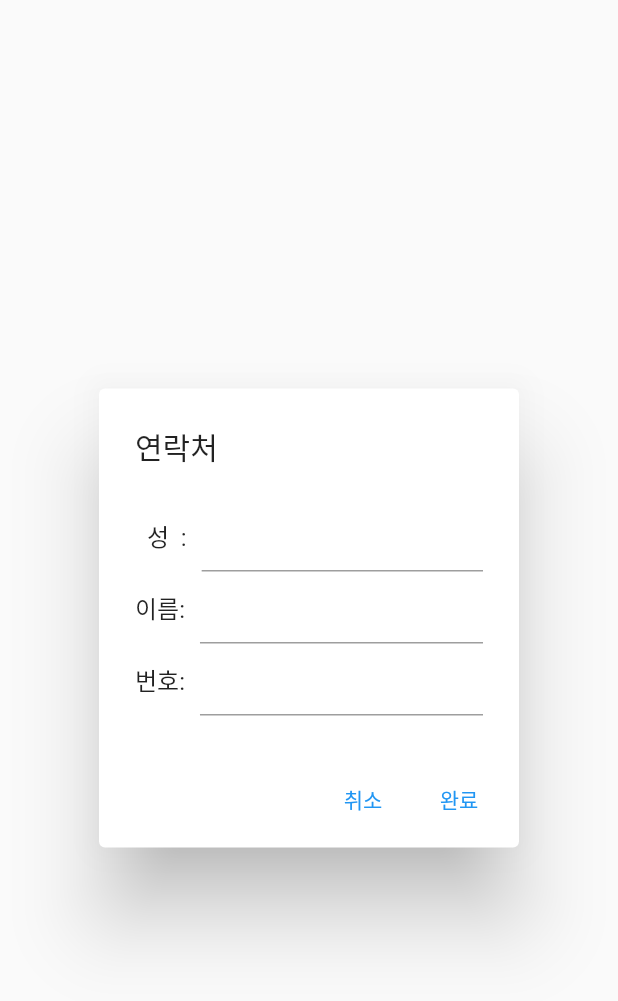
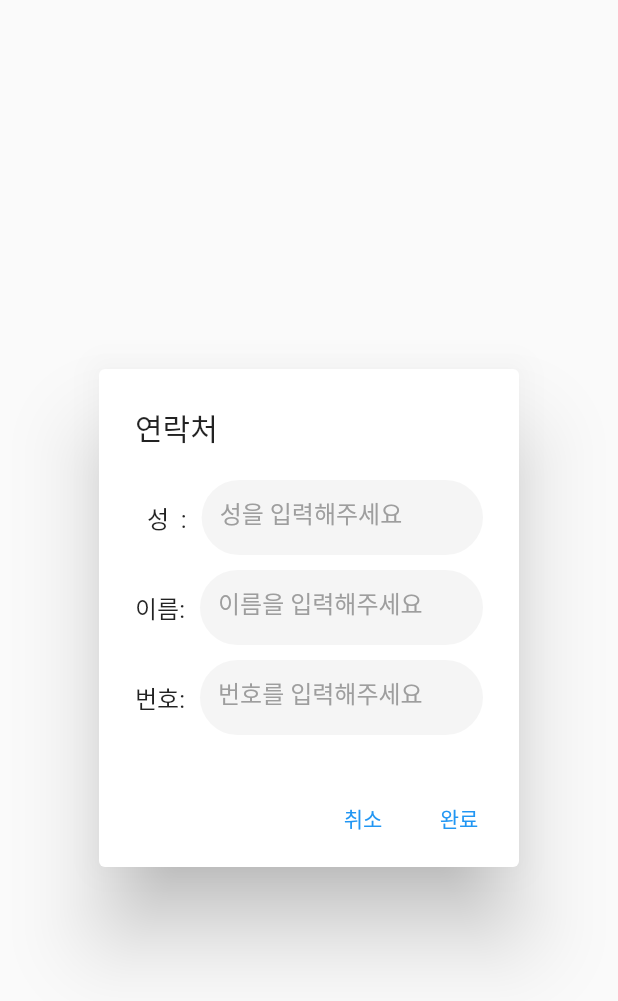
Before and after one commit to qndn3tp/Flutter-study, a Flutter app: the DialogUI widget shown alone on an empty page, opened directly, on a phone screen of 412 x 824 dp. Shown: the top 1001 px of the screen. Run offline on Flutter 3.47's test engine with Material 2 defaults, Android fonts, the phone set to English and light mode, and no system bars; our stand-ins replace contacts_service, permission_handler.

Commit message:
feat: TextField 스타일 추가

```diff
--- a/lib/main.dart
+++ b/lib/main.dart
@@ -120,21 +120,87 @@ class DialogUI extends StatelessWidget {
             children: [
               Text("  성  :"),
               SizedBox( width: 10,),
-              Flexible(child: TextField( controller: inputData1,),)
+              Flexible(
+                child: SizedBox(
+                  height: 50,
+                  child: TextField( controller: inputData1,
+                  decoration: InputDecoration(
+                    hintText: "성을 입력해주세요",
+                    hintStyle: TextStyle(color: Colors.grey),
+                    filled: true,
+                    fillColor: Colors.grey.shade100,
+                    // 기본 상태
+                    enabledBorder: OutlineInputBorder(
+                      borderSide: BorderSide.none,
+                      borderRadius: BorderRadius.circular(25),),
+                    // 커서 찍혔을 때
+                    focusedBorder: OutlineInputBorder(
+                      borderSide: BorderSide( color: Colors.black12, width: 3,),
+                      borderRadius: BorderRadius.circular(25),),
+                  ),
+                ),
+                ),
+              )
             ],
+          ),
+          SizedBox(
+            height: 10,
           ),
           Row(
             children: [
               Text("이름:"),
               SizedBox( width: 10,),
-              Flexible(child: TextField( controller: inputData2,),)
+              Flexible(
+                child: SizedBox(
+                  height: 50,
+                  child: TextField( controller: inputData1,
+                    decoration: InputDecoration(
+                      hintText: "이름을 입력해주세요",
+                      hintStyle: TextStyle(color: Colors.grey),
+                      filled: true,
+                      fillColor: Colors.grey.shade100,
+                      // 기본 상태
+                      enabledBorder: OutlineInputBorder(
+                        borderSide: BorderSide.none,
+                        borderRadius: BorderRadius.circular(25),),
+                      // 커서 찍혔을 때
+                      focusedBorder: OutlineInputBorder(
+                        borderSide: BorderSide( color: Colors.black12, width: 3,),
+                        borderRadius: BorderRadius.circular(25),),
+                    ),
+                  ),
+                ),
+              )
             ],
+          ),
+          SizedBox(
+            height: 10,
           ),
           Row(
             children: [
               Text("번호:"),
               SizedBox( width: 10,),
-              Flexible(child: TextField( controller: inputData3,),)
+              Flexible(
+                child: SizedBox(
+                  height: 50,
+                  child: TextField( controller: inputData1,
+                    decoration: InputDecoration(
+                      hintText: "번호를 입력해주세요",
+                      hintStyle: TextStyle(color: Colors.grey),
+                      filled: true,
+                      fillColor: Colors.grey.shade100,
+                      // 기본 상태
+                      enabledBorder: OutlineInputBorder(
+                        borderSide: BorderSide.none,
+                        borderRadius: BorderRadius.circular(25),),
+                      // 커서 찍혔을 때
+                      focusedBorder: OutlineInputBorder(
+                        borderSide: BorderSide( color: Colors.black12, width: 3,),
+                        borderRadius: BorderRadius.circular(25),),
+                    ),
+                  ),
+                ),
+              )
             ],
           ),
         ],
@@ -152,10 +218,12 @@ class DialogUI extends StatelessWidget {
               if (inputData1.text.trim() != "") {
                 if (inputData2.text.trim() != "") {
                   if (inputData3.text.trim() != "") {
-                    addName(inputData1.text, inputData2.text, inputData3.text);
-                  }
-                }
-              }
+                    addName(inputData1.text, inputData2.text, inputData3.text);}}}
+              else {
+                showDialog(
+                    context: context,
+                    builder: (context){
+                      return AlertDialog( title: Text("성, 이름, 번호를 모두 입력해주세요"),);});}
               Navigator.pop(context);
             },
             )
```
